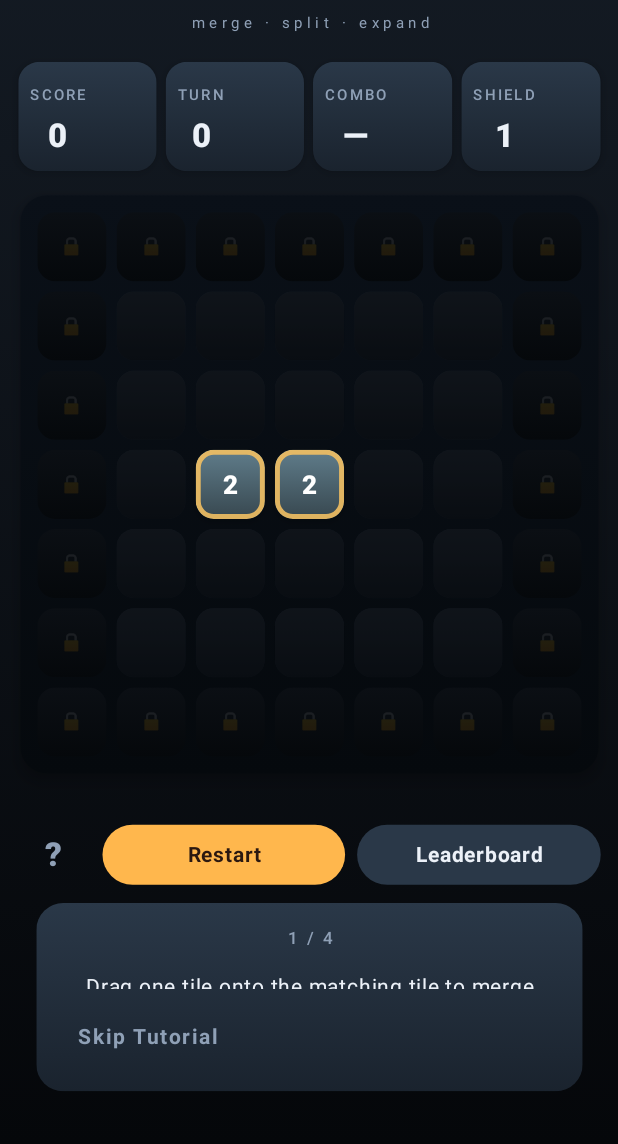
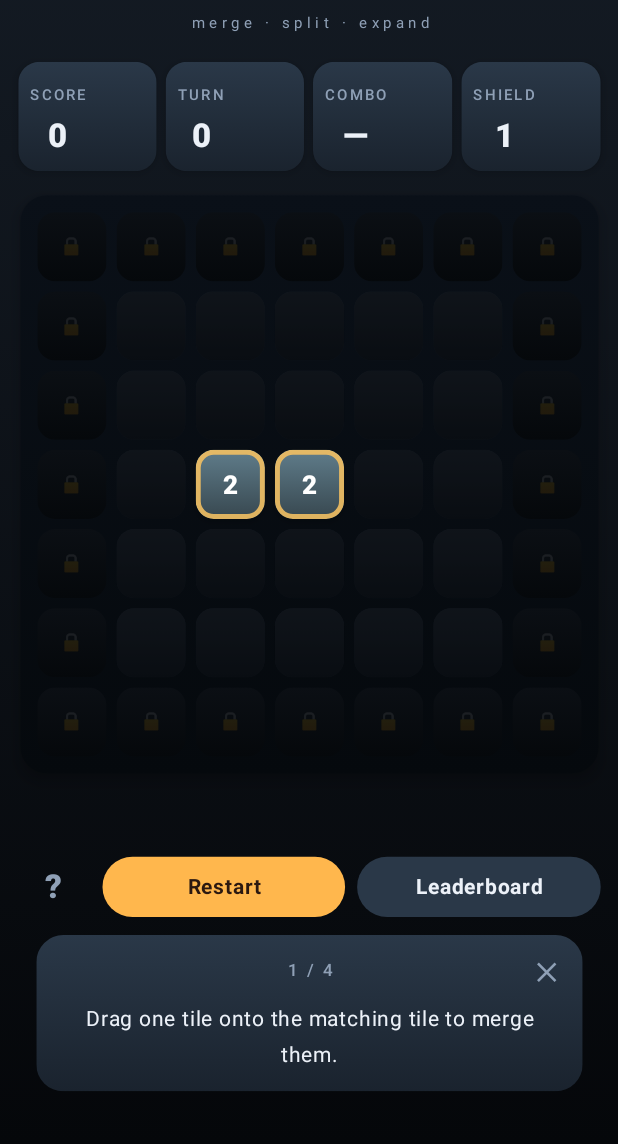
Before and after one commit to moonstreamtech/LastTile, an Android app built with Jetpack Compose: the composable GameScreen shown on its own in the app's theme, after a tap on an icon or button, on a phone screen of 412 x 824 dp, the part 92-1236 px from its top. Run offline under Robolectric (Android 15) with nearby library versions, the phone set to English and light mode, and no system bars; our stand-ins replace AdMob; libraries missing offline, so code that uses them is left out: java.text; 6 statements that could not run were skipped; 2 other taps on this screen came first.

Commit message:
fix: replace 'Skip tutorial' text button with top-right X icon
Based on real-device testing feedback:
- Removed the bottom 'Eğitimi Atla' text button (and the now-dead
  TutorialStepButtons composable it lived in — its "Got it" branch
  was already unreachable since ctaTextRes is always 0 as of the
  previous commit)
- Added a small close (X) icon in the tutorial card's top-right
  corner, same dismiss behavior (onSkip), just relocated and
  restyled as an icon instead of a text button
- Visibility rule unchanged: only shown when mandatory=false
  (tutorial replay mode, triggered via the "?" button) — the
  first-run mandatory flow still has no skip affordance at all

FAZ 0 confirmed the mandatory flag is never accidentally false in
the main flow: tutorial.start(mandatory = true) is the only call
gated on !hasSeenTutorial (first launch), and the sole other call
site is the "?" help button's tutorial.start() (mandatory defaults
to false). So the user's real-device report of seeing the skip
button was the replay flow working as designed, not a regression —
no state-machine fix was needed, only the UI relocation requested.

Reuses existing R.string.tutorial_cta_skip as the icon's
contentDescription (the prompt referenced a nonexistent
btn_skip_tutorial resource — the real string is tutorial_cta_skip,
the same one the old button rendered as its label). No new i18n
strings needed. Plain Unicode "✕" glyph instead of
Icons.Default.Close, matching this file's existing pattern of
avoiding the material-icons dependency for one-off glyphs.

No version bump (17 / 0.1.16, unchanged).

Co-Authored-By: Claude Sonnet 5 <noreply@anthropic.com>
Claude-Session: https://claude.ai/code/session_01Pt3n9HMTKwZF2tKERjQsWR

```diff
--- a/AndroidBuild/app/src/main/java/com/moonstreamtech/lasttile/ui/GameScreen.kt
+++ b/AndroidBuild/app/src/main/java/com/moonstreamtech/lasttile/ui/GameScreen.kt
@@ -782,7 +782,6 @@ fun GameScreen() {
                     !tutorial.state.stepCompleted
                 TutorialOverlay(
                     state = tutorial.state,
-                    onGotIt = { tutorial.next() },
                     onSkip = { tutorial.skip() },
                     suppressCard = suppressCard
                 )
@@ -2456,7 +2455,6 @@ private fun tileBrush(value: Int): Brush {
 @Composable
 private fun TutorialOverlay(
     state: TutorialState,
-    onGotIt: () -> Unit,
     onSkip: () -> Unit,
     // v0.2.x: when true, the bottom instruction card is omitted but
     // the spotlight + dimming logic still runs — used during the Username step
@@ -2474,21 +2472,26 @@ private fun TutorialOverlay(
     // are always above the card and tappable. Spotlights on the board
     // remain handled inside BoardView; this composable now owns only
     // the instruction card.
+    // v0.1.16.2: R.string.btn_skip_tutorial does not exist as a
+    // resource — the tutorial's existing skip copy lives under
+    // tutorial_cta_skip (previously the "Eğitimi Atla" button label).
+    // Reused here as the icon's contentDescription so no new i18n
+    // string is needed across the 50 shipped locales.
+    val skipDescription = stringResource(R.string.tutorial_cta_skip)
     Box(
         modifier = Modifier
             .fillMaxWidth()
             .padding(horizontal = 12.dp, vertical = 8.dp)
     ) {
-        // v0.1.16: capped at a fixed design-space height and split into
-        // a scrollable text region + a pinned button row. Previously
-        // this Box wrapped its content at wrap-content height with no
-        // scroll; on large system font-scale settings the instruction
-        // text could wrap onto enough lines to grow the card past the
-        // remaining space in the fixed-size game-layer Column (see the
-        // v0.1.15 virtual-canvas comment above), pushing "Got it" off
-        // the bottom with no way to reach it. Capping the height and
-        // scrolling only the text guarantees the buttons are always
-        // visible regardless of text length or font scale.
+        // v0.1.16: capped at a fixed design-space height with a
+        // scrollable text region. Previously this Box wrapped its
+        // content at wrap-content height with no scroll; on large
+        // system font-scale settings the instruction text could wrap
+        // onto enough lines to grow the card past the remaining space
+        // in the fixed-size game-layer Column (see the v0.1.15
+        // virtual-canvas comment above). Capping the height and
+        // scrolling the text guarantees the card never overflows
+        // regardless of text length or font scale.
         Column(
             modifier = Modifier
                 .fillMaxWidth()
@@ -2500,7 +2503,7 @@ private fun TutorialOverlay(
                 modifier = Modifier
                     .weight(1f, fill = false)
                     .verticalScroll(rememberScrollState())
-                    .padding(start = 16.dp, end = 16.dp, top = 12.dp, bottom = 4.dp)
+                    .padding(horizontal = 16.dp, vertical = 12.dp)
             ) {
                 // Animate the inner content (counter, text) between
                 // steps and into the success beat. Transitions into the
@@ -2534,17 +2537,32 @@ private fun TutorialOverlay(
                     }
                 }
             }
-            // Buttons are pinned outside the scrollable text region so
-            // they never scroll off-screen and are never clipped by the
-            // height cap above. Hidden during the success beat, exactly
-            // as before (TutorialSuccessContent never rendered a button
-            // row either).
-            if (!state.stepCompleted) {
-                TutorialStepButtons(
-                    ctaTextRes = state.ctaTextRes,
-                    mandatory = state.mandatory,
-                    onGotIt = onGotIt,
-                    onSkip = onSkip
+        }
+        // v0.1.16.2: replaces the old bottom "Eğitimi Atla" text
+        // button — real-device testing found the text button visually
+        // competed with the instruction copy. A small close glyph in
+        // the card's corner reads as a standard dismiss affordance
+        // without taking a line of its own. Same onSkip() behavior,
+        // same visibility rule: hidden during the mandatory first-launch
+        // flow (state.mandatory), shown only in the non-mandatory
+        // "?"-triggered replay. Plain Unicode glyph instead of
+        // Icons.Default.Close to avoid pulling in the material-icons
+        // dependency — matches the "✎" / "✓" glyph pattern used
+        // elsewhere in this file (see LeaderboardRow, TutorialSuccessContent).
+        if (!state.mandatory) {
+            IconButton(
+                onClick = onSkip,
+                modifier = Modifier
+                    .align(Alignment.TopEnd)
+                    .padding(8.dp)
+                    .size(32.dp)
+                    .semantics { contentDescription = skipDescription }
+            ) {
+                Text(
+                    text = "✕",
+                    color = TextSecondary,
+                    fontSize = 16.sp,
+                    fontWeight = FontWeight.Bold
                 )
             }
         }
@@ -2558,12 +2576,12 @@ private fun TutorialOverlay(
 // real-device testing showed the longest instruction strings
 // (Hazard step, e.g. French/German at ~185 chars across two
 // sentences) needed to scroll to reveal the second sentence. With
-// the manual CTA button removed from every step (see
-// TutorialStepButtons — the only remaining button is the
-// non-mandatory replay's Skip), the freed vertical space plus this
-// larger cap lets the longest strings in most of the 50 shipped
-// locales render without scrolling; internal scroll (below) remains
-// as a fallback for any locale that still overflows.
+// the manual CTA button removed from every step (the only dismiss
+// affordance left is the corner Skip icon — see the IconButton
+// above), the freed vertical space plus this larger cap lets the
+// longest strings in most of the 50 shipped locales render without
+// scrolling; internal scroll (below) remains as a fallback for any
+// locale that still overflows.
 private val TutorialCardMaxHeight = 320.dp
 
 @Composable
@@ -2604,55 +2622,6 @@ private fun TutorialStepText(
 }
 
 @Composable
-private fun TutorialStepButtons(
-    ctaTextRes: Int,
-    mandatory: Boolean,
-    onGotIt: () -> Unit,
-    onSkip: () -> Unit
-) {
-    // v0.1.13: the button row is conditional. Hazard, Leaderboard, and
-    // Username steps have no Got it CTA (they auto-advance on the
-    // user's actual action), and Skip is hidden during the mandatory
-    // first-launch flow — in that combination the row is empty and
-    // rendering it would just add padding without purpose.
-    val showButtons = !mandatory || ctaTextRes != 0
-    if (!showButtons) return
-    Row(
-        modifier = Modifier
-            .fillMaxWidth()
-            .padding(start = 16.dp, end = 16.dp, top = 8.dp, bottom = 12.dp),
-        verticalAlignment = Alignment.CenterVertically
-    ) {
-        if (!mandatory) {
-            TextButton(onClick = onSkip) {
-                Text(
-                    stringResource(R.string.tutorial_cta_skip),
-                    color = TextSecondary,
-                    fontWeight = FontWeight.Bold,
-                    letterSpacing = 1.sp
-                )
-            }
-            if (ctaTextRes != 0) Spacer(Modifier.size(12.dp))
-        }
-        if (ctaTextRes != 0) {
-            Button(
-                onClick = onGotIt,
-                colors = ButtonDefaults.buttonColors(
-                    containerColor = AccentAmber,
-                    contentColor = Color(0xFF2B1810)
-                )
-            ) {
-                Text(
-                    stringResource(ctaTextRes),
-                    fontWeight = FontWeight.Bold,
-                    letterSpacing = 1.sp
-                )
-            }
-        }
-    }
-}
-
-@Composable
 private fun TutorialSuccessContent(step: TutorialStep) {
     // Success beat shown for the auto-advanced steps after the user
     // performs the scripted action. Replaces the step counter with a
```
